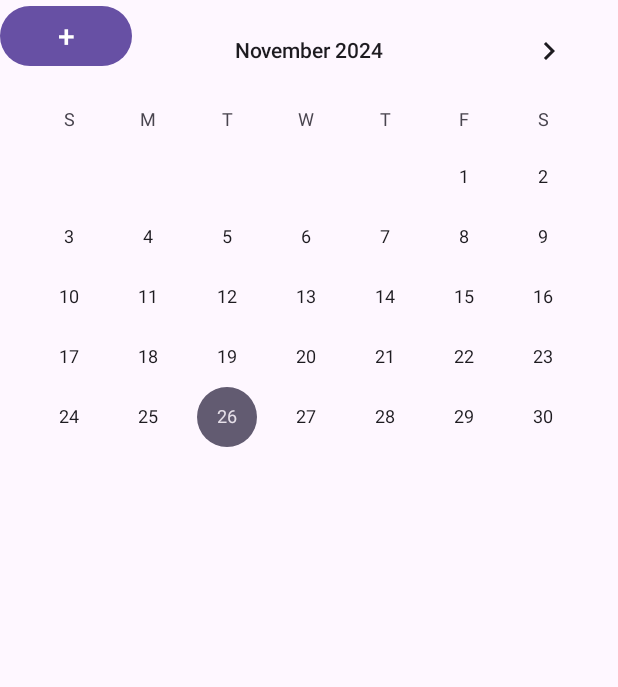
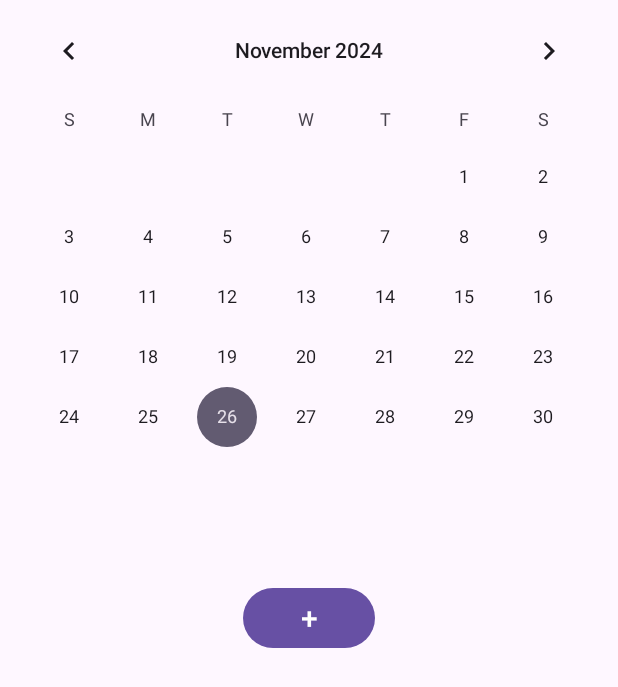
Before and after one commit to YutoFuse/CalendarApp, an Android app: the screen it shows after launch (MainActivity), on a phone screen of 412 x 824 dp. Shown: the top 687 px of the screen. Run offline under Robolectric (Android 15) with nearby library versions, the phone set to English and light mode, and no system bars.

Commit message:
ボタンが被らないようにした画像の追加処理です

```diff
--- a/app/src/main/res/layout/activity_main.xml
+++ b/app/src/main/res/layout/activity_main.xml
@@ -27,7 +27,9 @@
         android:layout_width="wrap_content"
         android:layout_height="wrap_content"
         app:layout_constraintTop_toTopOf="parent"
-        app:layout_constraintLeft_toLeftOf="parent" />
+        app:layout_constraintBottom_toBottomOf="parent"
+        app:layout_constraintLeft_toLeftOf="parent"
+        app:layout_constraintRight_toRightOf="parent" />
 
 
     <LinearLayout
```
